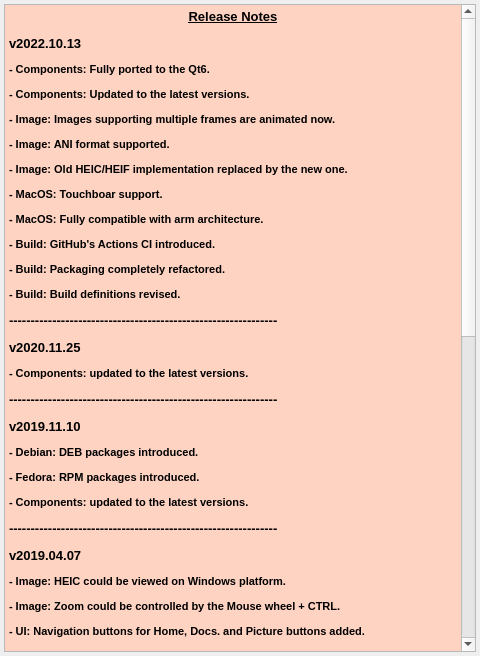
Old version of the form src/ui/forms/ReleaseNotesDialog.ui in the repository vookimedlo/vooki-image-viewer.
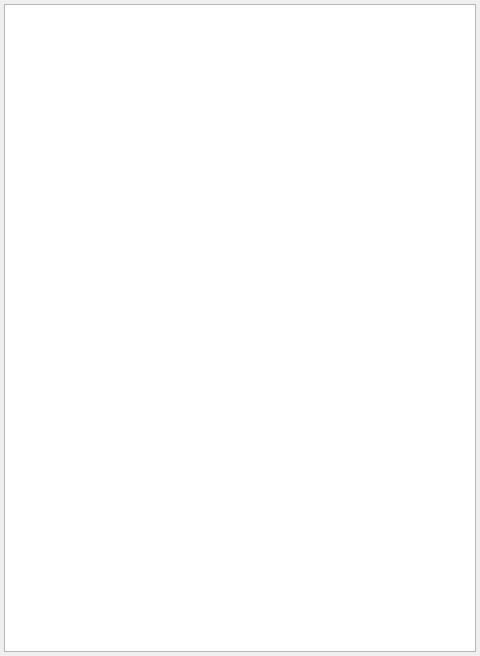
New version of the form.

Commit message: 🔩Code: Use a markdown instead of the HTML.

Diff of the .ui file:
```diff
--- a/src/ui/forms/ReleaseNotesDialog.ui
+++ b/src/ui/forms/ReleaseNotesDialog.ui
@@ -32,6 +32,11 @@
     <height>656</height>
    </size>
   </property>
+  <property name="font">
+   <font>
+    <pointsize>10</pointsize>
+   </font>
+  </property>
   <property name="contextMenuPolicy">
    <enum>Qt::NoContextMenu</enum>
   </property>
@@ -62,6 +67,7 @@
      <property name="font">
       <font>
        <family>Tahoma</family>
+       <pointsize>10</pointsize>
       </font>
      </property>
      <property name="contextMenuPolicy">
@@ -77,60 +83,14 @@
 hr { height: 1px; border-width: 0; }
 li.unchecked::marker { content: &quot;\2610&quot;; }
 li.checked::marker { content: &quot;\2612&quot;; }
-&lt;/style&gt;&lt;/head&gt;&lt;body style=&quot; font-family:'Tahoma'; font-size:13pt; font-weight:400; font-style:normal;&quot; bgcolor=&quot;#ffd3c2&quot;&gt;
-&lt;p align=&quot;center&quot; style=&quot; margin-top:12px; margin-bottom:12px; margin-left:0px; margin-right:0px; -qt-block-indent:0; text-indent:0px;&quot;&gt;&lt;span style=&quot; font-family:'.SF NS Text'; font-size:10pt; font-weight:600; text-decoration: underline; color:#000000;&quot;&gt;Release Notes&lt;/span&gt;&lt;/p&gt;
-&lt;p style=&quot; margin-top:12px; margin-bottom:12px; margin-left:0px; margin-right:0px; -qt-block-indent:0; text-indent:0px;&quot;&gt;&lt;span style=&quot; font-family:'.SF NS Text'; font-size:10pt; font-weight:600; color:#000000;&quot;&gt;v2022.10.13&lt;/span&gt;&lt;/p&gt;
-&lt;p style=&quot; margin-top:12px; margin-bottom:12px; margin-left:0px; margin-right:0px; -qt-block-indent:0; text-indent:0px;&quot;&gt;&lt;span style=&quot; font-family:'.SF NS Text'; font-size:8pt; font-weight:600; color:#000000;&quot;&gt;- Components: Fully ported to the Qt6.&lt;/span&gt;&lt;/p&gt;
-&lt;p style=&quot; margin-top:12px; margin-bottom:12px; margin-left:0px; margin-right:0px; -qt-block-indent:0; text-indent:0px;&quot;&gt;&lt;span style=&quot; font-family:'.SF NS Text'; font-size:8pt; font-weight:600; color:#000000;&quot;&gt;- Components: Updated to the latest versions.&lt;/span&gt;&lt;/p&gt;
-&lt;p style=&quot; margin-top:12px; margin-bottom:12px; margin-left:0px; margin-right:0px; -qt-block-indent:0; text-indent:0px;&quot;&gt;&lt;span style=&quot; font-family:'.SF NS Text'; font-size:8pt; font-weight:600; color:#000000;&quot;&gt;- Image: Images supporting multiple frames are animated now.&lt;/span&gt;&lt;/p&gt;
-&lt;p style=&quot; margin-top:12px; margin-bottom:12px; margin-left:0px; margin-right:0px; -qt-block-indent:0; text-indent:0px;&quot;&gt;&lt;span style=&quot; font-family:'.SF NS Text'; font-size:8pt; font-weight:600; color:#000000;&quot;&gt;- Image: ANI format supported.&lt;/span&gt;&lt;/p&gt;
-&lt;p style=&quot; margin-top:12px; margin-bottom:12px; margin-left:0px; margin-right:0px; -qt-block-indent:0; text-indent:0px;&quot;&gt;&lt;span style=&quot; font-family:'.SF NS Text'; font-size:8pt; font-weight:600; color:#000000;&quot;&gt;- Image: Old HEIC/HEIF implementation replaced by the new one.&lt;/span&gt;&lt;/p&gt;
-&lt;p style=&quot; margin-top:12px; margin-bottom:12px; margin-left:0px; margin-right:0px; -qt-block-indent:0; text-indent:0px;&quot;&gt;&lt;span style=&quot; font-family:'.SF NS Text'; font-size:8pt; font-weight:600; color:#000000;&quot;&gt;- MacOS: Touchboar support.&lt;/span&gt;&lt;/p&gt;
-&lt;p style=&quot; margin-top:12px; margin-bottom:12px; margin-left:0px; margin-right:0px; -qt-block-indent:0; text-indent:0px;&quot;&gt;&lt;span style=&quot; font-family:'.SF NS Text'; font-size:8pt; font-weight:600; color:#000000;&quot;&gt;- MacOS: Fully compatible with arm architecture.&lt;/span&gt;&lt;/p&gt;
-&lt;p style=&quot; margin-top:12px; margin-bottom:12px; margin-left:0px; margin-right:0px; -qt-block-indent:0; text-indent:0px;&quot;&gt;&lt;span style=&quot; font-family:'.SF NS Text'; font-size:8pt; font-weight:600; color:#000000;&quot;&gt;- Build: GitHub's Actions CI introduced.&lt;/span&gt;&lt;/p&gt;
-&lt;p style=&quot; margin-top:12px; margin-bottom:12px; margin-left:0px; margin-right:0px; -qt-block-indent:0; text-indent:0px;&quot;&gt;&lt;span style=&quot; font-family:'.SF NS Text'; font-size:8pt; font-weight:600; color:#000000;&quot;&gt;- Build: Packaging completely refactored.&lt;/span&gt;&lt;/p&gt;
-&lt;p style=&quot; margin-top:12px; margin-bottom:12px; margin-left:0px; margin-right:0px; -qt-block-indent:0; text-indent:0px;&quot;&gt;&lt;span style=&quot; font-family:'.SF NS Text'; font-size:8pt; font-weight:600; color:#000000;&quot;&gt;- Build: Build definitions revised.&lt;/span&gt;&lt;/p&gt;
-&lt;p style=&quot; margin-top:12px; margin-bottom:12px; margin-left:0px; margin-right:0px; -qt-block-indent:0; text-indent:0px;&quot;&gt;&lt;span style=&quot; font-family:'.SF NS Text'; font-size:10pt; font-weight:600; color:#000000;&quot;&gt;--------------------------------------------------------------&lt;/span&gt;&lt;/p&gt;
-&lt;p style=&quot; margin-top:12px; margin-bottom:12px; margin-left:0px; margin-right:0px; -qt-block-indent:0; text-indent:0px;&quot;&gt;&lt;span style=&quot; font-family:'.SF NS Text'; font-size:10pt; font-weight:600; color:#000000;&quot;&gt;v2020.11.25&lt;/span&gt;&lt;/p&gt;
-&lt;p style=&quot; margin-top:12px; margin-bottom:12px; margin-left:0px; margin-right:0px; -qt-block-indent:0; text-indent:0px;&quot;&gt;&lt;span style=&quot; font-family:'.SF NS Text'; font-size:8pt; font-weight:600; color:#000000;&quot;&gt;- Components: updated to the latest versions.&lt;/span&gt;&lt;/p&gt;
-&lt;p style=&quot; margin-top:12px; margin-bottom:12px; margin-left:0px; margin-right:0px; -qt-block-indent:0; text-indent:0px;&quot;&gt;&lt;span style=&quot; font-family:'.SF NS Text'; font-size:10pt; font-weight:600; color:#000000;&quot;&gt;--------------------------------------------------------------&lt;/span&gt;&lt;/p&gt;
-&lt;p style=&quot; margin-top:12px; margin-bottom:12px; margin-left:0px; margin-right:0px; -qt-block-indent:0; text-indent:0px;&quot;&gt;&lt;span style=&quot; font-family:'.SF NS Text'; font-size:10pt; font-weight:600; color:#000000;&quot;&gt;v2019.11.10&lt;/span&gt;&lt;/p&gt;
-&lt;p style=&quot; margin-top:12px; margin-bottom:12px; margin-left:0px; margin-right:0px; -qt-block-indent:0; text-indent:0px;&quot;&gt;&lt;span style=&quot; font-family:'.SF NS Text'; font-size:8pt; font-weight:600; color:#000000;&quot;&gt;- Debian: DEB packages introduced.&lt;/span&gt;&lt;/p&gt;
-&lt;p style=&quot; margin-top:12px; margin-bottom:12px; margin-left:0px; margin-right:0px; -qt-block-indent:0; text-indent:0px;&quot;&gt;&lt;span style=&quot; font-family:'.SF NS Text'; font-size:8pt; font-weight:600; color:#000000;&quot;&gt;- Fedora: RPM packages introduced.&lt;/span&gt;&lt;/p&gt;
-&lt;p style=&quot; margin-top:12px; margin-bottom:12px; margin-left:0px; margin-right:0px; -qt-block-indent:0; text-indent:0px;&quot;&gt;&lt;span style=&quot; font-family:'.SF NS Text'; font-size:8pt; font-weight:600; color:#000000;&quot;&gt;- Components: updated to the latest versions.&lt;/span&gt;&lt;/p&gt;
-&lt;p style=&quot; margin-top:12px; margin-bottom:12px; margin-left:0px; margin-right:0px; -qt-block-indent:0; text-indent:0px;&quot;&gt;&lt;span style=&quot; font-family:'.SF NS Text'; font-size:10pt; font-weight:600; color:#000000;&quot;&gt;--------------------------------------------------------------&lt;/span&gt;&lt;/p&gt;
-&lt;p style=&quot; margin-top:12px; margin-bottom:12px; margin-left:0px; margin-right:0px; -qt-block-indent:0; text-indent:0px;&quot;&gt;&lt;span style=&quot; font-family:'.SF NS Text'; font-size:10pt; font-weight:600; color:#000000;&quot;&gt;v2019.04.07&lt;/span&gt;&lt;/p&gt;
-&lt;p style=&quot; margin-top:12px; margin-bottom:12px; margin-left:0px; margin-right:0px; -qt-block-indent:0; text-indent:0px;&quot;&gt;&lt;span style=&quot; font-family:'.SF NS Text'; font-size:8pt; font-weight:600; color:#000000;&quot;&gt;- Image: HEIC could be viewed on Windows platform.&lt;/span&gt;&lt;/p&gt;
-&lt;p style=&quot; margin-top:12px; margin-bottom:12px; margin-left:0px; margin-right:0px; -qt-block-indent:0; text-indent:0px;&quot;&gt;&lt;span style=&quot; font-family:'.SF NS Text'; font-size:8pt; font-weight:600; color:#000000;&quot;&gt;- Image: Zoom could be controlled by the Mouse wheel + CTRL.&lt;/span&gt;&lt;/p&gt;
-&lt;p style=&quot; margin-top:12px; margin-bottom:12px; margin-left:0px; margin-right:0px; -qt-block-indent:0; text-indent:0px;&quot;&gt;&lt;span style=&quot; font-family:'.SF NS Text'; font-size:8pt; font-weight:600; color:#000000;&quot;&gt;- UI: Navigation buttons for Home, Docs. and Picture buttons added.&lt;/span&gt;&lt;/p&gt;
-&lt;p style=&quot; margin-top:12px; margin-bottom:12px; margin-left:0px; margin-right:0px; -qt-block-indent:0; text-indent:0px;&quot;&gt;&lt;span style=&quot; font-family:'.SF NS Text'; font-size:8pt; font-weight:600; color:#000000;&quot;&gt;- MacOS: Dark mode fully supported.&lt;/span&gt;&lt;/p&gt;
-&lt;p style=&quot; margin-top:12px; margin-bottom:12px; margin-left:0px; margin-right:0px; -qt-block-indent:0; text-indent:0px;&quot;&gt;&lt;span style=&quot; font-family:'.SF NS Text'; font-size:8pt; font-weight:600; color:#000000;&quot;&gt;- Components: updated to the latest versions.&lt;/span&gt;&lt;/p&gt;
-&lt;p style=&quot; margin-top:12px; margin-bottom:12px; margin-left:0px; margin-right:0px; -qt-block-indent:0; text-indent:0px;&quot;&gt;&lt;span style=&quot; font-family:'.SF NS Text'; font-size:10pt; font-weight:600; color:#000000;&quot;&gt;--------------------------------------------------------------&lt;/span&gt;&lt;/p&gt;
-&lt;p style=&quot; margin-top:12px; margin-bottom:12px; margin-left:0px; margin-right:0px; -qt-block-indent:0; text-indent:0px;&quot;&gt;&lt;span style=&quot; font-family:'.SF NS Text'; font-size:10pt; font-weight:600; color:#000000;&quot;&gt;v2018.01.19&lt;/span&gt;&lt;/p&gt;
-&lt;p style=&quot; margin-top:12px; margin-bottom:12px; margin-left:0px; margin-right:0px; -qt-block-indent:0; text-indent:0px;&quot;&gt;&lt;span style=&quot; font-family:'.SF NS Text'; font-size:8pt; font-weight:600; color:#000000;&quot;&gt;- Image: Movement improved.&lt;/span&gt;&lt;/p&gt;
-&lt;p style=&quot; margin-top:12px; margin-bottom:12px; margin-left:0px; margin-right:0px; -qt-block-indent:0; text-indent:0px;&quot;&gt;&lt;span style=&quot; font-family:'.SF NS Text'; font-size:8pt; font-weight:600; color:#000000;&quot;&gt;- Components: updated to the latest versions.&lt;/span&gt;&lt;/p&gt;
-&lt;p style=&quot; margin-top:12px; margin-bottom:12px; margin-left:0px; margin-right:0px; -qt-block-indent:0; text-indent:0px;&quot;&gt;&lt;span style=&quot; font-family:'.SF NS Text'; font-size:10pt; font-weight:600; color:#000000;&quot;&gt;--------------------------------------------------------------&lt;/span&gt;&lt;/p&gt;
-&lt;p style=&quot; margin-top:12px; margin-bottom:12px; margin-left:0px; margin-right:0px; -qt-block-indent:0; text-indent:0px;&quot;&gt;&lt;span style=&quot; font-family:'.SF NS Text'; font-size:10pt; font-weight:600; color:#000000;&quot;&gt;v2017.12.09&lt;/span&gt;&lt;/p&gt;
-&lt;p style=&quot; margin-top:12px; margin-bottom:12px; margin-left:0px; margin-right:0px; -qt-block-indent:0; text-indent:0px;&quot;&gt;&lt;span style=&quot; font-family:'.SF NS Text'; font-size:8pt; font-weight:600; color:#000000;&quot;&gt;- Image: Smooth transformation applied.&lt;/span&gt;&lt;/p&gt;
-&lt;p style=&quot; margin-top:12px; margin-bottom:12px; margin-left:0px; margin-right:0px; -qt-block-indent:0; text-indent:0px;&quot;&gt;&lt;span style=&quot; font-family:'.SF NS Text'; font-size:8pt; font-weight:600; color:#000000;&quot;&gt;- Components: updated to the latest versions.&lt;/span&gt;&lt;/p&gt;
-&lt;p style=&quot; margin-top:12px; margin-bottom:12px; margin-left:0px; margin-right:0px; -qt-block-indent:0; text-indent:0px;&quot;&gt;&lt;span style=&quot; font-family:'.SF NS Text'; font-size:10pt; font-weight:600; color:#000000;&quot;&gt;--------------------------------------------------------------&lt;/span&gt;&lt;/p&gt;
-&lt;p style=&quot; margin-top:12px; margin-bottom:12px; margin-left:0px; margin-right:0px; -qt-block-indent:0; text-indent:0px;&quot;&gt;&lt;span style=&quot; font-family:'.SF NS Text'; font-size:10pt; font-weight:600; color:#000000;&quot;&gt;v2017.11.24&lt;/span&gt;&lt;/p&gt;
-&lt;p style=&quot; margin-top:12px; margin-bottom:12px; margin-left:0px; margin-right:0px; -qt-block-indent:0; text-indent:0px;&quot;&gt;&lt;span style=&quot; font-family:'.SF NS Text'; font-size:8pt; font-weight:600; color:#000000;&quot;&gt;- Windows: Problems with files over a shared network (\\server\...) fixed.&lt;/span&gt;&lt;/p&gt;
-&lt;p style=&quot; margin-top:0px; margin-bottom:0px; margin-left:0px; margin-right:0px; -qt-block-indent:0; text-indent:0px;&quot;&gt;&lt;span style=&quot; font-family:'.SF NS Text'; font-size:8pt; font-weight:600; color:#000000;&quot;&gt;- MacOS:  Could be used as a default program for specific image formats.&lt;/span&gt;&lt;/p&gt;
-&lt;p style=&quot; margin-top:12px; margin-bottom:12px; margin-left:0px; margin-right:0px; -qt-block-indent:0; text-indent:0px;&quot;&gt;&lt;span style=&quot; font-family:'.SF NS Text'; font-size:10pt; font-weight:600; color:#000000;&quot;&gt;--------------------------------------------------------------&lt;/span&gt;&lt;/p&gt;
-&lt;p style=&quot; margin-top:12px; margin-bottom:12px; margin-left:0px; margin-right:0px; -qt-block-indent:0; text-indent:0px;&quot;&gt;&lt;span style=&quot; font-family:'.SF NS Text'; font-size:10pt; font-weight:600; color:#000000;&quot;&gt;v2017.10.27&lt;/span&gt;&lt;/p&gt;
-&lt;p style=&quot; margin-top:12px; margin-bottom:12px; margin-left:0px; margin-right:0px; -qt-block-indent:0; text-indent:0px;&quot;&gt;&lt;span style=&quot; font-family:'.SF NS Text'; font-size:8pt; font-weight:600; color:#000000;&quot;&gt;- First stable release.&lt;/span&gt;&lt;/p&gt;
-&lt;p style=&quot; margin-top:0px; margin-bottom:0px; margin-left:0px; margin-right:0px; -qt-block-indent:0; text-indent:0px;&quot;&gt;&lt;span style=&quot; font-family:'.SF NS Text'; font-size:8pt; font-weight:600; color:#000000;&quot;&gt;- Transformations:&lt;/span&gt;&lt;/p&gt;
-&lt;p style=&quot; margin-top:0px; margin-bottom:0px; margin-left:0px; margin-right:0px; -qt-block-indent:0; text-indent:0px;&quot;&gt;&lt;span style=&quot; font-family:'.SF NS Text'; font-size:8pt; font-weight:600; color:#000000;&quot;&gt;  - Flip (horizontal, vertical).&lt;/span&gt;&lt;/p&gt;
-&lt;p style=&quot; margin-top:0px; margin-bottom:0px; margin-left:0px; margin-right:0px; -qt-block-indent:0; text-indent:0px;&quot;&gt;&lt;span style=&quot; font-family:'.SF NS Text'; font-size:8pt; font-weight:600; color:#000000;&quot;&gt;  - Rotation (clockwise and counterclockwise in 90° steps).&lt;/span&gt;&lt;/p&gt;
-&lt;p style=&quot; margin-top:0px; margin-bottom:0px; margin-left:0px; margin-right:0px; -qt-block-indent:0; text-indent:0px;&quot;&gt;&lt;span style=&quot; font-family:'.SF NS Text'; font-size:8pt; font-weight:600; color:#000000;&quot;&gt;  - Zoom (in, out, original size, fit to window).&lt;/span&gt;&lt;/p&gt;
-&lt;p style=&quot; margin-top:0px; margin-bottom:0px; margin-left:0px; margin-right:0px; -qt-block-indent:0; text-indent:0px;&quot;&gt;&lt;span style=&quot; font-family:'.SF NS Text'; font-size:8pt; font-weight:600; color:#000000;&quot;&gt;  - Fullscreen or Window mode.&lt;/span&gt;&lt;/p&gt;
-&lt;p style=&quot; margin-top:0px; margin-bottom:0px; margin-left:0px; margin-right:0px; -qt-block-indent:0; text-indent:0px;&quot;&gt;&lt;span style=&quot; font-family:'.SF NS Text'; font-size:8pt; font-weight:600; color:#000000;&quot;&gt;  - Custom background color.&lt;/span&gt;&lt;/p&gt;
-&lt;p style=&quot; margin-top:0px; margin-bottom:0px; margin-left:0px; margin-right:0px; -qt-block-indent:0; text-indent:0px;&quot;&gt;&lt;span style=&quot; font-family:'.SF NS Text'; font-size:8pt; font-weight:600; color:#000000;&quot;&gt;  - Custom image border color.&lt;/span&gt;&lt;/p&gt;
-&lt;p style=&quot; margin-top:0px; margin-bottom:0px; margin-left:0px; margin-right:0px; -qt-block-indent:0; text-indent:0px;&quot;&gt;&lt;span style=&quot; font-family:'.SF NS Text'; font-size:8pt; font-weight:600; color:#000000;&quot;&gt;  - Remembers recent files.&lt;/span&gt;&lt;/p&gt;
-&lt;p style=&quot; margin-top:0px; margin-bottom:0px; margin-left:0px; margin-right:0px; -qt-block-indent:0; text-indent:0px;&quot;&gt;&lt;span style=&quot; font-family:'.SF NS Text'; font-size:8pt; font-weight:600; color:#000000;&quot;&gt;  - Supports Apple high definition trackpad gestures.&lt;/span&gt;&lt;/p&gt;
-&lt;p style=&quot; margin-top:12px; margin-bottom:12px; margin-left:0px; margin-right:0px; -qt-block-indent:0; text-indent:0px;&quot;&gt;&lt;span style=&quot; font-family:'.SF NS Text'; font-size:8pt; font-weight:600; color:#000000;&quot;&gt;- Image: Multiple formats supported including the RAW ones.&lt;/span&gt;&lt;/p&gt;
-&lt;p style=&quot; margin-top:12px; margin-bottom:12px; margin-left:0px; margin-right:0px; -qt-block-indent:0; text-indent:0px;&quot;&gt;&lt;span style=&quot; font-family:'.SF NS Text'; font-size:10pt; font-weight:600; color:#000000;&quot;&gt;--------------------------------------------------------------&lt;/span&gt;&lt;/p&gt;&lt;/body&gt;&lt;/html&gt;</string>
+&lt;/style&gt;&lt;/head&gt;&lt;body style=&quot; font-family:'Tahoma'; font-size:10pt; font-weight:400; font-style:normal;&quot;&gt;
+&lt;p style=&quot;-qt-paragraph-type:empty; margin-top:0px; margin-bottom:0px; margin-left:0px; margin-right:0px; -qt-block-indent:0; text-indent:0px; font-size:13pt;&quot;&gt;&lt;br /&gt;&lt;/p&gt;&lt;/body&gt;&lt;/html&gt;</string>
+     </property>
+     <property name="acceptRichText">
+      <bool>false</bool>
+     </property>
+     <property name="openLinks">
+      <bool>false</bool>
      </property>
     </widget>
    </item>
```
Left out of the diff: 3 changed lines with no effect on the pictures. The commit also changes 29 other files.
